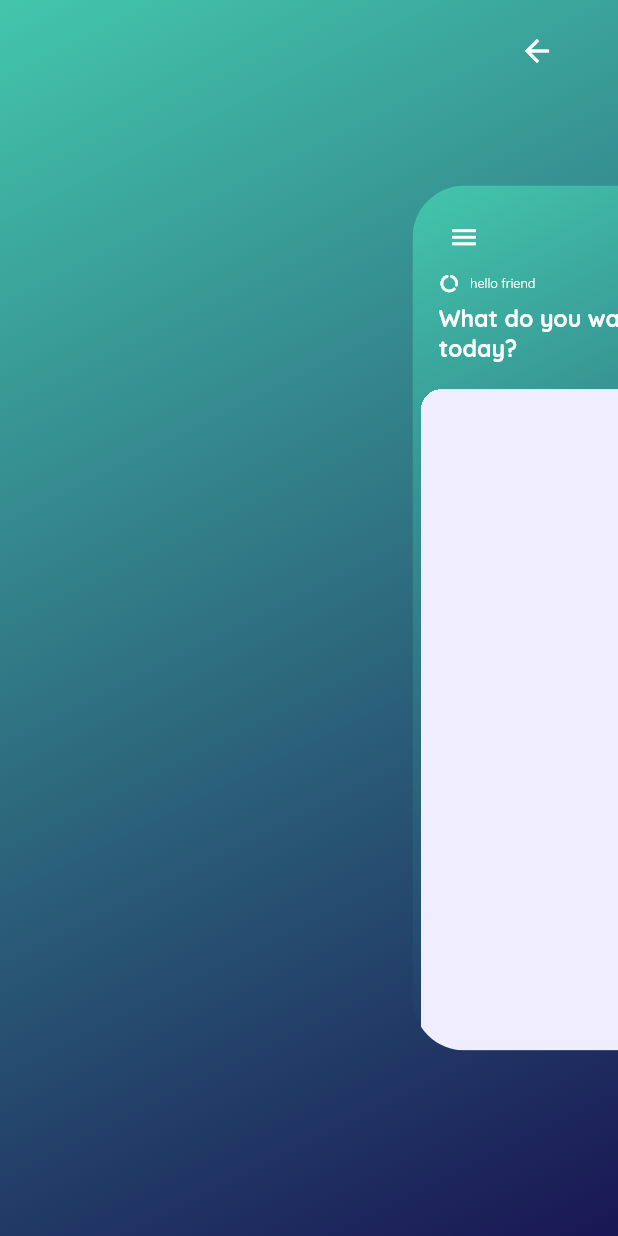
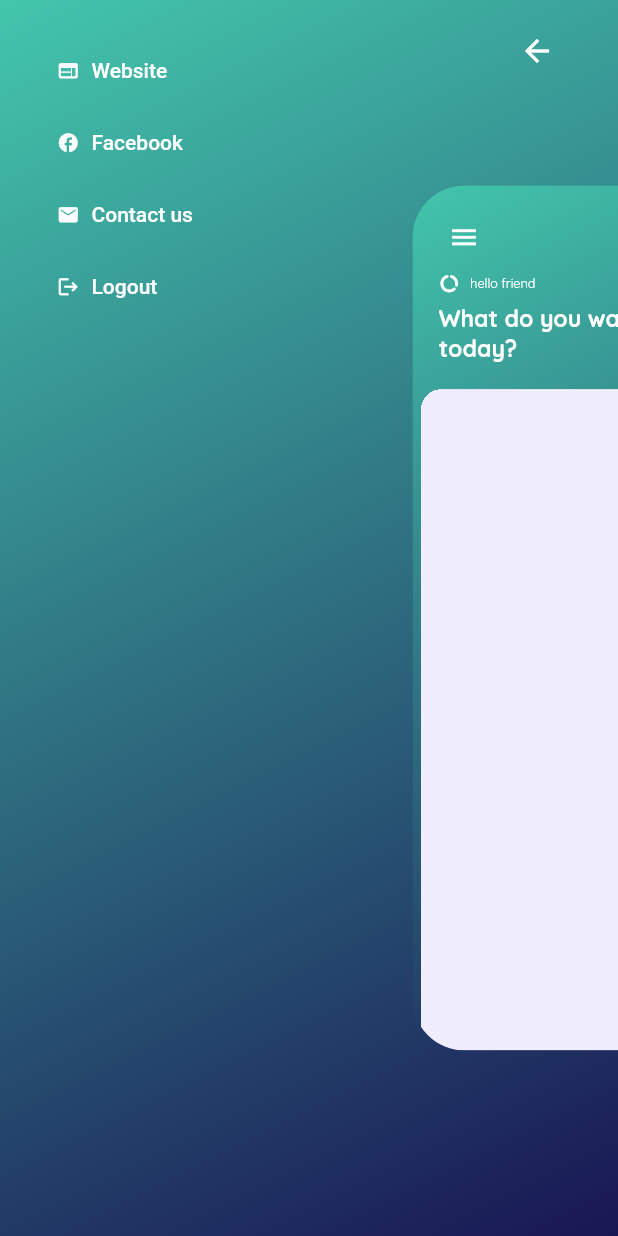
Before and after one commit to moayyadmn/quiz_app, a Flutter app: the HomeScreen screen opened by its route, after a tap on the "menu" icon, on a phone screen of 412 x 824 dp. Run offline on Flutter 3.47's test engine with Material 2 defaults, Android fonts, the light colour scheme and no system bars; drawn by our look-alikes of flutter_zoom_drawer; our stand-ins replace cached_network_image, cloud_firestore, device_preview, firebase_auth, firebase_core, firebase_storage and 3 more; accounts and stored records are empty.

Commit message:
complete first scetion

```diff
--- a/lib/controllers/zoom_drawer_controller.dart
+++ b/lib/controllers/zoom_drawer_controller.dart
@@ -1,10 +1,26 @@
+import 'package:firebase_auth/firebase_auth.dart';
+import 'package:firebase_quiz_app/controllers/auth_controller.dart';
 import 'package:flutter_zoom_drawer/config.dart';
 import 'package:get/get.dart';
 
 class MyZoomController extends GetxController {
+  Rxn<User?> user = Rxn();
+  // this controller is from zoom drawer package
   final ZoomDrawerController zoomDrawerController = ZoomDrawerController();
+  @override
+  void onReady() {
+    user.value = Get.find<AuthController>().getUser();
+    super.onReady();
+  }
+
   void toogleDrawer() {
     zoomDrawerController.toggle!.call();
     update();
   }
+
+  void signOut() {
+    Get.find<AuthController>().signOut();
+  }
+
+  void signIn() {}
 }
--- a/lib/firebse_ref/references.dart
+++ b/lib/firebse_ref/references.dart
@@ -3,6 +3,7 @@ import 'package:firebase_storage/firebase_storage.dart';
 
 final firestore = FirebaseFirestore.instance;
 final questionPaperRF = firestore.collection("questionPapers");
+final userRf = firestore.collection('users');
 DocumentReference questionRF({
   required String paperId,
   required String questionId,
--- a/lib/routes/app_routes.dart
+++ b/lib/routes/app_routes.dart
@@ -4,6 +4,7 @@ import 'package:firebase_quiz_app/screens/home/home_screen.dart';
 import 'package:firebase_quiz_app/screens/introduction/introduction_screen.dart';
 import 'package:get/get.dart';
 
+import '../screens/login/login_screen.dart';
 import '../screens/splash/splash_screen.dart';
 
 class AppRoutes {
@@ -16,6 +17,7 @@ class AppRoutes {
         binding: BindingsBuilder(() {
           Get.put(QuestionPaperController());
           Get.put(MyZoomController());
-        }))
+        })),
+    GetPage(name: LoginScreen.routeName, page: () => const LoginScreen())
   ];
 }
--- a/lib/screens/home/home_screen.dart
+++ b/lib/screens/home/home_screen.dart
@@ -15,6 +15,7 @@ import 'menu_screen.dart';
 
 class HomeScreen extends GetView<MyZoomController> {
   const HomeScreen({super.key});
+  static const String routeName = "/home";
   @override
   Widget build(BuildContext context) {
     Get.put(FirebaseSotrageService());
@@ -29,6 +30,7 @@ class HomeScreen extends GetView<MyZoomController> {
         controller: _.zoomDrawerController,
         menuScreen: const MenuScreen(),
         mainScreen: Container(
+          width: double.infinity,
           decoration: BoxDecoration(gradient: mainGradient()),
           child: SafeArea(
             child: Column(
--- a/lib/screens/home/menu_screen.dart
+++ b/lib/screens/home/menu_screen.dart
@@ -21,15 +21,76 @@ class MenuScreen extends GetView<MyZoomController> {
             child: Stack(
           children: [
             Positioned(
-                top: 10,
-                right: 30,
-                child: BackButton(
-                  color: Colors.white,
-                  onPressed: controller.toogleDrawer,
-                ))
+              top: 10,
+              right: 30,
+              child: BackButton(
+                color: Colors.white,
+                onPressed: controller.toogleDrawer,
+              ),
+            ),
+            Padding(
+              padding: const EdgeInsets.only(left: 30),
+              child: Column(
+                crossAxisAlignment: CrossAxisAlignment.start,
+                children: [
+                  Obx(
+                    () => controller.user.value == null
+                        ? const SizedBox()
+                        : Text(
+                            controller.user.value!.displayName ?? "",
+                            style: const TextStyle(
+                                fontWeight: FontWeight.w900,
+                                fontSize: 18,
+                                color: onSurfaceTextColor),
+                          ),
+                  ),
+                  _DrawerButton(
+                    icon: Icons.web,
+                    label: "Website",
+                    onPressed: () {},
+                  ),
+                  _DrawerButton(
+                    icon: Icons.facebook,
+                    label: "Facebook",
+                    onPressed: () {},
+                  ),
+                  _DrawerButton(
+                    icon: Icons.email,
+                    label: "Contact us",
+                    onPressed: () {},
+                  ),
+                  _DrawerButton(
+                    icon: Icons.logout,
+                    label: "Logout",
+                    onPressed: () {
+                      controller.signOut();
+                    },
+                  )
+                ],
+              ),
+            )
           ],
         )),
       ),
     );
   }
 }
+
+class _DrawerButton extends StatelessWidget {
+  const _DrawerButton(
+      {required this.icon, required this.label, this.onPressed});
+  final IconData icon;
+  final String label;
+  final VoidCallback? onPressed;
+  @override
+  Widget build(BuildContext context) {
+    return TextButton.icon(
+      onPressed: onPressed,
+      icon: Icon(
+        icon,
+        size: 15,
+      ),
+      label: Text(label),
+    );
+  }
+}
--- a/pubspec.yaml
+++ b/pubspec.yaml
@@ -32,11 +32,12 @@ dependencies:
   cloud_firestore: ^4.5.2
   cupertino_icons: ^1.0.2
   device_preview: ^1.1.0
+  firebase_auth: ^4.4.2
   firebase_core: ^2.10.0
   firebase_storage: ^11.1.1
   flutter:
     sdk: flutter
-  flutter_zoom_drawer: ^3.0.3
+  flutter_zoom_drawer: ^3.0.4+1
   get: ^4.6.5
   google_fonts: ^4.0.3
   google_sign_in: ^6.1.0
```
Also changed, not shown: lib/controllers/auth_controller.dart (+78 -0 lines), lib/controllers/question_paper/question_paper_controller.dart (+11 -1 lines), lib/screens/home/question_card.dart (+7 -1 lines), lib/screens/login/login_screen.dart (added, +41 -0 lines), lib/widgets/common/main_button.dart (added, +37 -0 lines), lib/widgets/dialogs/dialog_widget.dart (added, +27 -0 lines), assets/images/google_logo.png (added), pubspec.lock, 1 other file.
